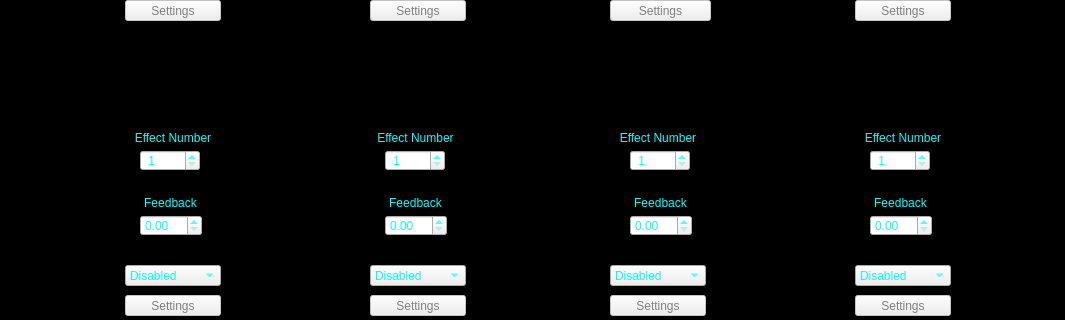
This is ui/sbmain/soundbenchmain.ui in TheDaemoness/Soundbench as Qt 5 draws it before an edit; both pictures show x 0 to 1065 and y 170 to 490 of the 1065 by 573 pixel window. The edited form follows.
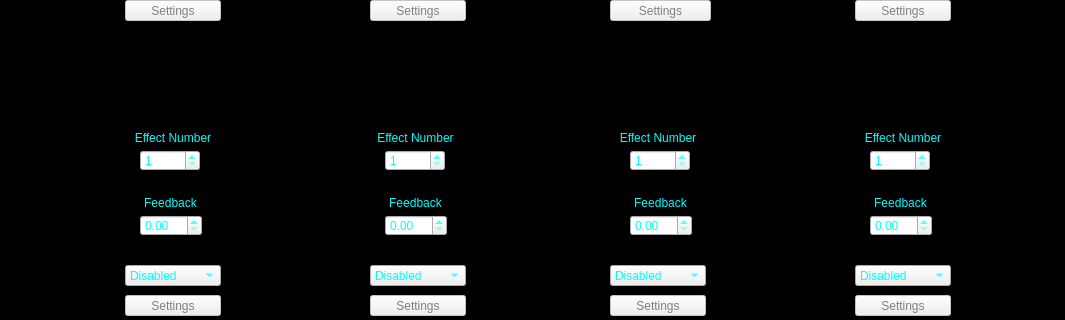
This is the edited form. The open tabs and pages were chosen to show the change. Icons and pictures are not drawn.

What changed in the file:
```diff
--- a/ui/sbmain/soundbenchmain.ui
+++ b/ui/sbmain/soundbenchmain.ui
@@ -1897,7 +1897,7 @@
        </rect>
       </property>
       <property name="prefix">
-       <string> </string>
+       <string/>
       </property>
       <property name="minimum">
        <number>1</number>
@@ -1916,7 +1916,7 @@
        </rect>
       </property>
       <property name="prefix">
-       <string> </string>
+       <string/>
       </property>
       <property name="minimum">
        <number>1</number>
@@ -1935,7 +1935,7 @@
        </rect>
       </property>
       <property name="prefix">
-       <string> </string>
+       <string/>
       </property>
       <property name="minimum">
        <number>1</number>
@@ -1954,7 +1954,7 @@
        </rect>
       </property>
       <property name="prefix">
-       <string> </string>
+       <string/>
       </property>
       <property name="minimum">
        <number>1</number>
```
Left out of the diff: 2 changed lines with no effect on the pictures.
